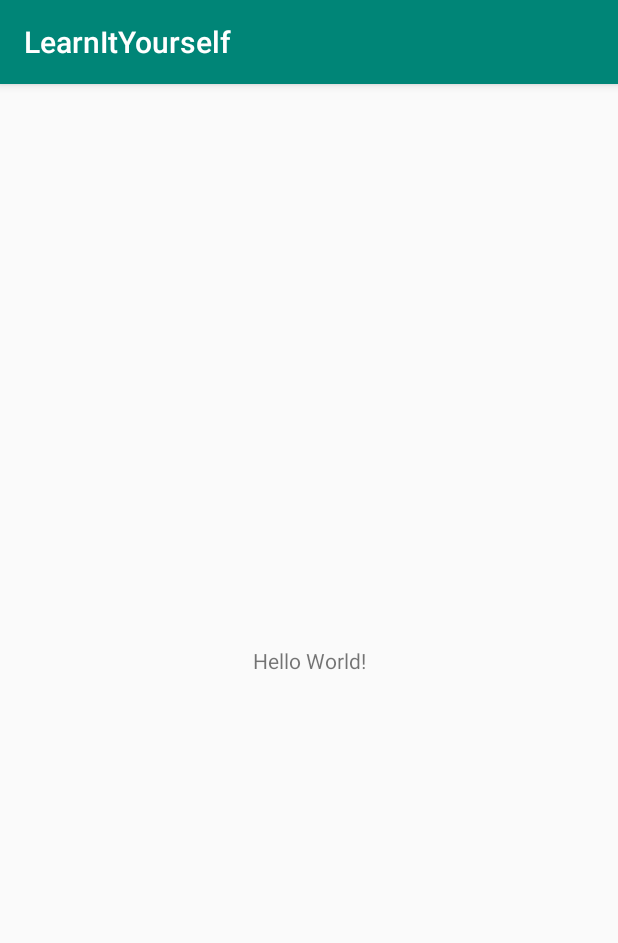
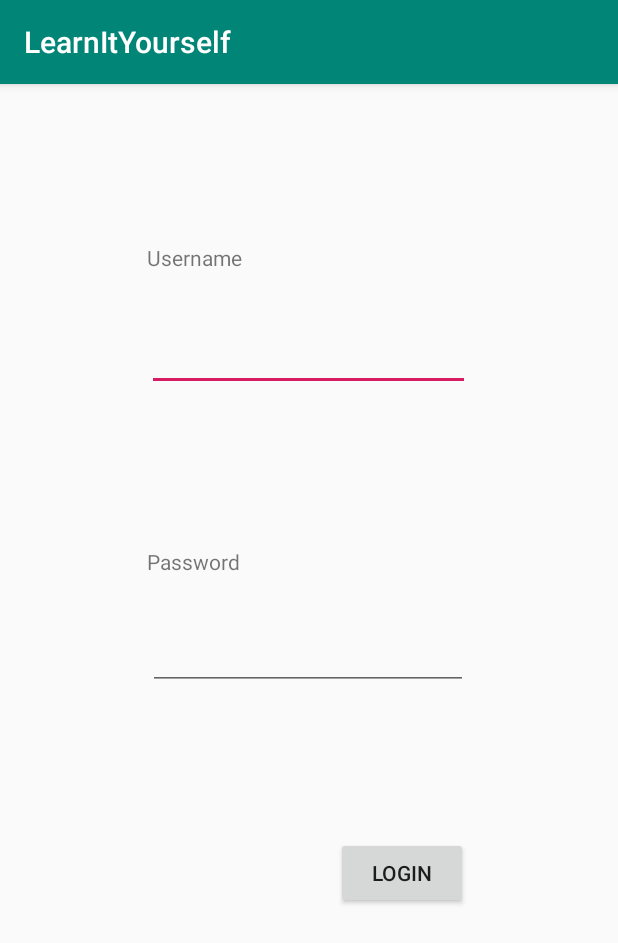
Before and after one commit to Mert-Guenduez/learnityourself, an Android app: the screen it shows after launch (MainActivity), on a phone screen of 412 x 824 dp. Shown: the top 943 px of the screen. Run offline under Robolectric (Android 15) with nearby library versions, the phone set to English and light mode, and no system bars.

Commit message:
[Front][Feat] Set up Login Screen

```diff
--- a/app/src/main/java/learnityourself/dhbw/learnityourself/MainActivity.java
+++ b/app/src/main/java/learnityourself/dhbw/learnityourself/MainActivity.java
@@ -2,6 +2,10 @@ package learnityourself.dhbw.learnityourself;
 
 import android.support.v7.app.AppCompatActivity;
 import android.os.Bundle;
+import android.view.View;
+import android.widget.Button;
+import android.widget.EditText;
+import android.widget.Toast;
 
 public class MainActivity extends AppCompatActivity {
 
@@ -9,5 +13,18 @@ public class MainActivity extends AppCompatActivity {
     protected void onCreate(Bundle savedInstanceState) {
         super.onCreate(savedInstanceState);
         setContentView(R.layout.activity_main);
+
+        final EditText username_field = findViewById(R.id.username_field);
+        final EditText password_field = findViewById(R.id.password_field);
+
+        Button loginButton = findViewById(R.id.login_button);
+        loginButton.setOnClickListener(new View.OnClickListener(){
+           public void onClick(View v){
+               Toast.makeText(MainActivity.this, password_field.getText(), Toast.LENGTH_SHORT).show();
+           }
+        });
     }
+
+
+
 }
--- a/app/src/main/res/layout/activity_main.xml
+++ b/app/src/main/res/layout/activity_main.xml
@@ -6,13 +6,83 @@
     android:layout_height="match_parent"
     tools:context=".MainActivity">
 
-    <TextView
+    <EditText
+        android:id="@+id/username_field"
+        android:layout_width="215dp"
+        android:layout_height="wrap_content"
+        android:layout_marginStart="84dp"
+        android:layout_marginLeft="84dp"
+        android:layout_marginTop="1dp"
+        android:layout_marginEnd="85dp"
+        android:layout_marginRight="85dp"
+        android:layout_marginBottom="37dp"
+        android:ems="10"
+        android:inputType="textPersonName"
+        app:layout_constraintBottom_toTopOf="@+id/password_label"
+        app:layout_constraintEnd_toEndOf="parent"
+        app:layout_constraintStart_toStartOf="parent"
+        app:layout_constraintTop_toBottomOf="@+id/username_label" />
+
+    <EditText
+        android:id="@+id/password_field"
         android:layout_width="wrap_content"
         android:layout_height="wrap_content"
-        android:text="Hello World!"
-        app:layout_constraintBottom_toBottomOf="parent"
-        app:layout_constraintLeft_toLeftOf="parent"
-        app:layout_constraintRight_toRightOf="parent"
+        android:layout_marginStart="84dp"
+        android:layout_marginLeft="84dp"
+        android:layout_marginEnd="85dp"
+        android:layout_marginRight="85dp"
+        android:layout_marginBottom="33dp"
+        android:ems="10"
+        android:inputType="textPassword"
+        app:layout_constraintBottom_toTopOf="@+id/login_button"
+        app:layout_constraintEnd_toEndOf="parent"
+        app:layout_constraintStart_toStartOf="parent"
+        app:layout_constraintTop_toBottomOf="@+id/password_label" />
+
+    <TextView
+        android:id="@+id/username_label"
+        android:layout_width="wrap_content"
+        android:layout_height="wrap_content"
+        android:layout_marginStart="84dp"
+        android:layout_marginLeft="84dp"
+        android:layout_marginTop="75dp"
+        android:layout_marginEnd="237dp"
+        android:layout_marginRight="237dp"
+        android:layout_marginBottom="1dp"
+        android:text="Username"
+        app:layout_constraintBottom_toTopOf="@+id/username_field"
+        app:layout_constraintEnd_toEndOf="parent"
+        app:layout_constraintStart_toStartOf="parent"
         app:layout_constraintTop_toTopOf="parent" />
 
+    <TextView
+        android:id="@+id/password_label"
+        android:layout_width="wrap_content"
+        android:layout_height="wrap_content"
+        android:layout_marginStart="84dp"
+        android:layout_marginLeft="84dp"
+        android:layout_marginTop="36dp"
+        android:layout_marginEnd="238dp"
+        android:layout_marginRight="238dp"
+        android:text="Password"
+        app:layout_constraintBottom_toTopOf="@+id/password_field"
+        app:layout_constraintEnd_toEndOf="parent"
+        app:layout_constraintStart_toStartOf="parent"
+        app:layout_constraintTop_toBottomOf="@+id/username_field" />
+
+    <Button
+        android:id="@+id/login_button"
+        android:layout_width="wrap_content"
+        android:layout_height="wrap_content"
+        android:layout_marginStart="210dp"
+        android:layout_marginLeft="210dp"
+        android:layout_marginTop="33dp"
+        android:layout_marginEnd="86dp"
+        android:layout_marginRight="86dp"
+        android:layout_marginBottom="187dp"
+        android:text="Login"
+        app:layout_constraintBottom_toBottomOf="parent"
+        app:layout_constraintEnd_toEndOf="parent"
+        app:layout_constraintStart_toStartOf="parent"
+        app:layout_constraintTop_toBottomOf="@+id/password_field" />
 </android.support.constraint.ConstraintLayout>
```
